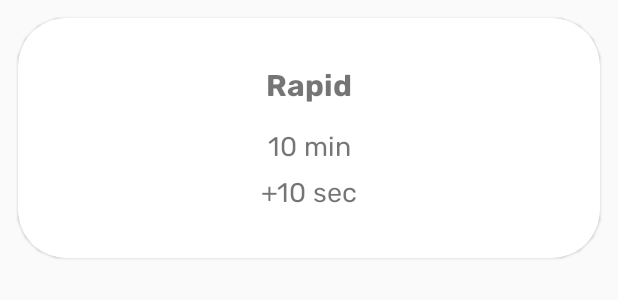
After one commit to Better-Life-Apps/ChessClock, an Android app: the layout item_standard.xml on its own in the app's theme, with its tools: preview values and no code run, on a phone screen of 412 x 824 dp. The commit adds this screen. Shown: the top 300 px of the screen. Run offline under Robolectric (Android 15) with nearby library versions, the phone set to English and light mode, and no system bars.

Commit message:
Add UI for standard time controls list

```diff
--- /dev/null
+++ b/app/src/main/res/drawable/bg_rounded_16.xml
@@ -0,0 +1,4 @@
+<?xml version="1.0" encoding="utf-8"?>
+<shape xmlns:android="http://schemas.android.com/apk/res/android">
+    <corners android:radius="16dp"/>
+</shape>
--- /dev/null
+++ b/app/src/main/res/layout/item_standard.xml
@@ -0,0 +1,69 @@
+<?xml version="1.0" encoding="utf-8"?>
+<com.google.android.material.card.MaterialCardView xmlns:android="http://schemas.android.com/apk/res/android"
+    xmlns:app="http://schemas.android.com/apk/res-auto"
+    xmlns:tools="http://schemas.android.com/tools"
+    android:layout_width="match_parent"
+    android:layout_height="160dp"
+    android:layout_margin="12dp"
+    android:elevation="4dp"
+    android:padding="16dp"
+    app:cardCornerRadius="32dp">
+
+    <androidx.constraintlayout.widget.ConstraintLayout
+        android:id="@+id/container"
+        android:layout_width="match_parent"
+        android:layout_height="match_parent"
+        android:padding="32dp">
+
+        <androidx.appcompat.widget.AppCompatTextView
+            android:id="@+id/title"
+            android:layout_width="wrap_content"
+            android:layout_height="wrap_content"
+            android:fontFamily="@font/rubik_bold"
+            android:textSize="20sp"
+            app:layout_constraintBottom_toTopOf="@id/divider"
+            app:layout_constraintEnd_toEndOf="parent"
+            app:layout_constraintStart_toStartOf="parent"
+            app:layout_constraintTop_toTopOf="parent"
+            app:layout_constraintVertical_chainStyle="packed"
+            tools:text="Rapid"/>
+
+        <View
+            android:id="@+id/divider"
+            android:layout_width="32dp"
+            android:layout_height="1dp"
+            android:layout_marginTop="8dp"
+            app:layout_constraintBottom_toTopOf="@id/time_description"
+            app:layout_constraintEnd_toEndOf="parent"
+            app:layout_constraintStart_toStartOf="parent"
+            app:layout_constraintTop_toBottomOf="@id/title"/>
+
+        <androidx.appcompat.widget.AppCompatTextView
+            android:id="@+id/time_description"
+            android:layout_width="wrap_content"
+            android:layout_height="wrap_content"
+            android:layout_marginTop="8dp"
+            android:fontFamily="@font/rubik_regular"
+            android:textSize="18sp"
+            app:layout_constraintBottom_toTopOf="@id/addition_description"
+            app:layout_constraintEnd_toEndOf="parent"
+            app:layout_constraintStart_toStartOf="parent"
+            app:layout_constraintTop_toBottomOf="@id/divider"
+            tools:text="10 min"/>
+
+        <androidx.appcompat.widget.AppCompatTextView
+            android:id="@+id/addition_description"
+            android:layout_width="wrap_content"
+            android:layout_height="wrap_content"
+            android:layout_marginTop="8dp"
+            android:fontFamily="@font/rubik_regular"
+            android:textSize="18sp"
+            app:layout_constraintBottom_toBottomOf="parent"
+            app:layout_constraintEnd_toEndOf="parent"
+            app:layout_constraintStart_toStartOf="parent"
+            app:layout_constraintTop_toBottomOf="@id/time_description"
+            tools:text="+10 sec"/>
+
+    </androidx.constraintlayout.widget.ConstraintLayout>
+
+</com.google.android.material.card.MaterialCardView>
--- a/app/src/main/res/layout/view_player.xml
+++ b/app/src/main/res/layout/view_player.xml
@@ -20,7 +20,7 @@
 
     <TextView
         android:id="@+id/turn_number"
-        style="@style/PlayerTurnNumberTextApperance"
+        style="@style/PlayerTurnNumberTextAppearance"
         android:layout_width="wrap_content"
         android:layout_height="wrap_content"
         android:layout_margin="32dp"
--- a/app/src/main/res/values/themes.xml
+++ b/app/src/main/res/values/themes.xml
@@ -29,7 +29,7 @@
         <item name="android:textColor">@color/white</item>
     </style>
 
-    <style name="PlayerTurnNumberTextApperance" parent="TextAppearance.AppCompat">
+    <style name="PlayerTurnNumberTextAppearance" parent="TextAppearance.AppCompat">
         <item name="android:fontFamily">@font/rubik_bold</item>
         <item name="android:textSize">22sp</item>
         <item name="android:textColor">@color/white</item>
```
Also changed, not shown: app/src/main/java/com/betterlifeapps/chessclock/ui/settings/standard/ItemStandardTimeControl.kt (added, +9 -0 lines), app/src/main/java/com/betterlifeapps/chessclock/ui/settings/standard/StandardFragment.kt (+22 -21 lines), app/src/main/java/com/betterlifeapps/chessclock/ui/settings/standard/StandardListAdapter.kt (added, +60 -0 lines), app/src/main/java/com/betterlifeapps/chessclock/ui/settings/standard/StandardViewModel.kt (+8 -1 lines), app/src/main/res/layout/fragment_standard.xml (+11 -10 lines).
